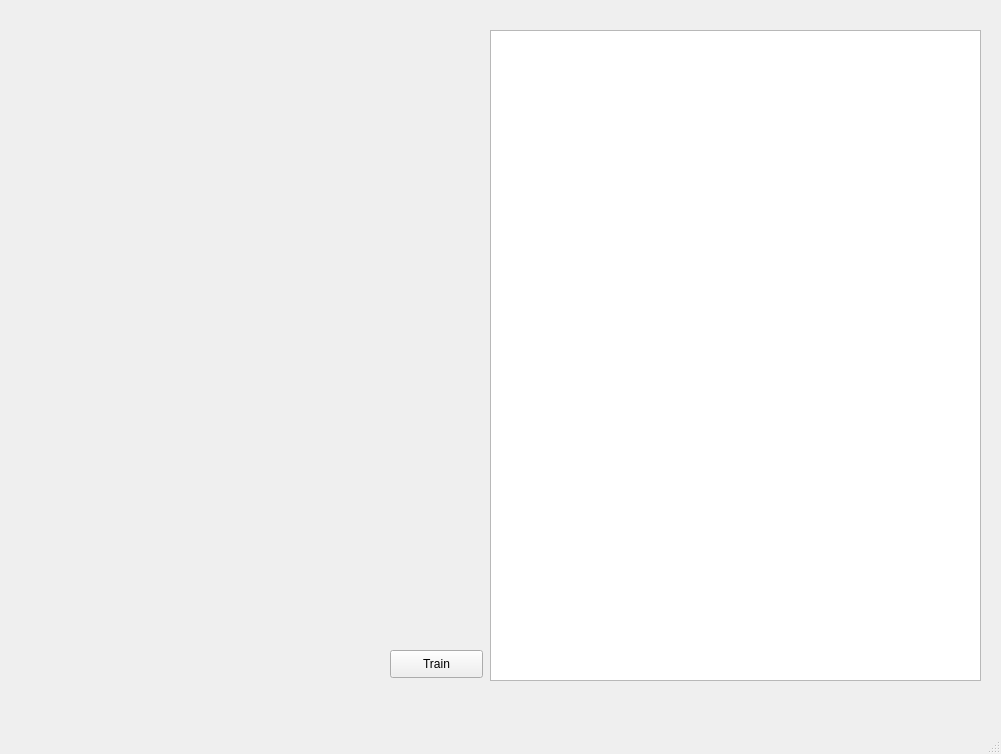
Above: main_ui.ui from Alibhji/Paper_2_PyQT_Pytorch before the change. Below: the same form after it.
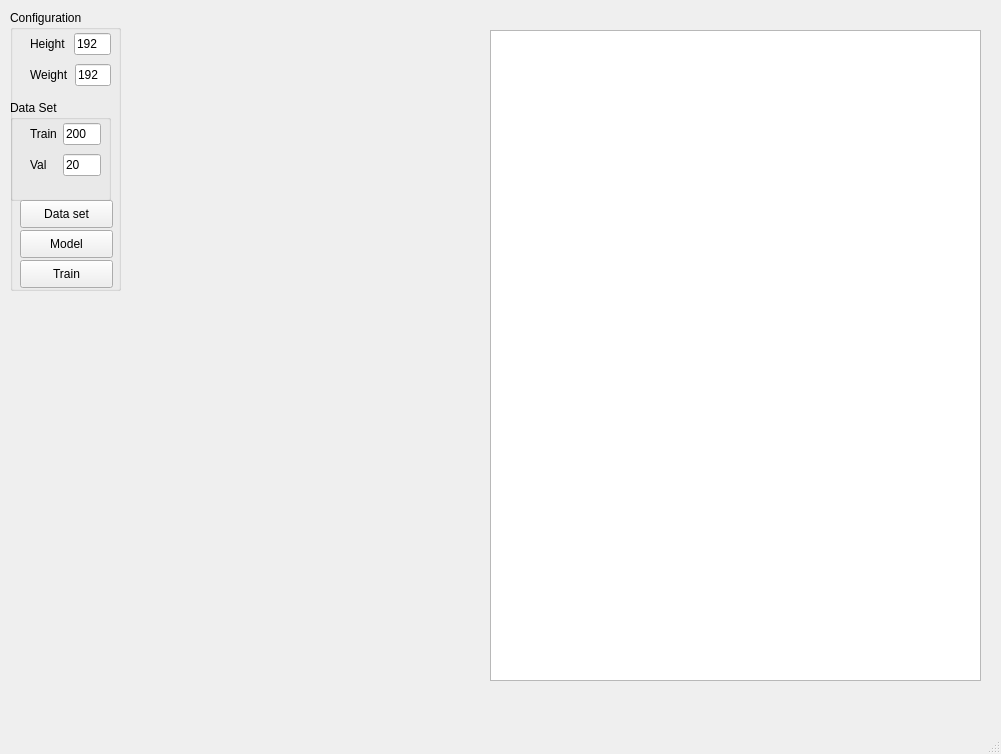
That is the form after the change.

```diff
--- a/main_ui.ui
+++ b/main_ui.ui
@@ -14,19 +14,6 @@
    <string>MainWindow</string>
   </property>
   <widget class="QWidget" name="centralwidget">
-   <widget class="QPushButton" name="pushButton">
-    <property name="geometry">
-     <rect>
-      <x>390</x>
-      <y>650</y>
-      <width>93</width>
-      <height>28</height>
-     </rect>
-    </property>
-    <property name="text">
-     <string>Train</string>
-    </property>
-   </widget>
    <widget class="QTextBrowser" name="textBrowser">
     <property name="geometry">
      <rect>
@@ -37,6 +24,179 @@
      </rect>
     </property>
    </widget>
+   <widget class="QGroupBox" name="groupBox_2">
+    <property name="geometry">
+     <rect>
+      <x>10</x>
+      <y>10</y>
+      <width>111</width>
+      <height>281</height>
+     </rect>
+    </property>
+    <property name="title">
+     <string>Configuration</string>
+    </property>
+    <widget class="QWidget" name="">
+     <property name="geometry">
+      <rect>
+       <x>20</x>
+       <y>20</y>
+       <width>81</width>
+       <height>61</height>
+      </rect>
+     </property>
+     <layout class="QVBoxLayout" name="verticalLayout">
+      <item>
+       <layout class="QHBoxLayout" name="horizontalLayout">
+        <property name="sizeConstraint">
+         <enum>QLayout::SetDefaultConstraint</enum>
+        </property>
+        <item>
+         <widget class="QLabel" name="lbl_img_H">
+          <property name="text">
+           <string>Height </string>
+          </property>
+         </widget>
+        </item>
+        <item>
+         <widget class="QLineEdit" name="in_img_H">
+          <property name="text">
+           <string>192</string>
+          </property>
+         </widget>
+        </item>
+       </layout>
+      </item>
+      <item>
+       <layout class="QHBoxLayout" name="horizontalLayout_2">
+        <property name="sizeConstraint">
+         <enum>QLayout::SetDefaultConstraint</enum>
+        </property>
+        <item>
+         <widget class="QLabel" name="lbl_img_H_2">
+          <property name="text">
+           <string>Weight</string>
+          </property>
+         </widget>
+        </item>
+        <item>
+         <widget class="QLineEdit" name="in_img_W">
+          <property name="text">
+           <string>192</string>
+          </property>
+         </widget>
+        </item>
+       </layout>
+      </item>
+     </layout>
+    </widget>
+    <widget class="QGroupBox" name="groupBox">
+     <property name="geometry">
+      <rect>
+       <x>0</x>
+       <y>90</y>
+       <width>101</width>
+       <height>101</height>
+      </rect>
+     </property>
+     <property name="title">
+      <string>Data Set</string>
+     </property>
+     <widget class="QWidget" name="layoutWidget_2">
+      <property name="geometry">
+       <rect>
+        <x>20</x>
+        <y>20</y>
+        <width>71</width>
+        <height>61</height>
+       </rect>
+      </property>
+      <layout class="QVBoxLayout" name="verticalLayout_2">
+       <item>
+        <layout class="QHBoxLayout" name="horizontalLayout_3">
+         <property name="sizeConstraint">
+          <enum>QLayout::SetDefaultConstraint</enum>
+         </property>
+         <item>
+          <widget class="QLabel" name="lbl_train_dataset">
+           <property name="text">
+            <string>Train</string>
+           </property>
+          </widget>
+         </item>
+         <item>
+          <widget class="QLineEdit" name="in_train_dataset">
+           <property name="text">
+            <string>200</string>
+           </property>
+          </widget>
+         </item>
+        </layout>
+       </item>
+       <item>
+        <layout class="QHBoxLayout" name="horizontalLayout_4">
+         <property name="sizeConstraint">
+          <enum>QLayout::SetDefaultConstraint</enum>
+         </property>
+         <item>
+          <widget class="QLabel" name="lbl_img_H_4">
+           <property name="text">
+            <string>Val   </string>
+           </property>
+          </widget>
+         </item>
+         <item>
+          <widget class="QLineEdit" name="in_val_dataset">
+           <property name="text">
+            <string>20</string>
+           </property>
+          </widget>
+         </item>
+        </layout>
+       </item>
+      </layout>
+     </widget>
+    </widget>
+    <widget class="QPushButton" name="btn_dataset_gen">
+     <property name="geometry">
+      <rect>
+       <x>10</x>
+       <y>190</y>
+       <width>93</width>
+       <height>28</height>
+      </rect>
+     </property>
+     <property name="text">
+      <string>Data set</string>
+     </property>
+    </widget>
+    <widget class="QPushButton" name="btn_train">
+     <property name="geometry">
+      <rect>
+       <x>10</x>
+       <y>250</y>
+       <width>93</width>
+       <height>28</height>
+      </rect>
+     </property>
+     <property name="text">
+      <string>Train</string>
+     </property>
+    </widget>
+    <widget class="QPushButton" name="btn_model_gen">
+     <property name="geometry">
+      <rect>
+       <x>10</x>
+       <y>220</y>
+       <width>93</width>
+       <height>28</height>
+      </rect>
+     </property>
+     <property name="text">
+      <string>Model</string>
+     </property>
+    </widget>
+   </widget>
   </widget>
   <widget class="QMenuBar" name="menubar">
    <property name="geometry">
```
